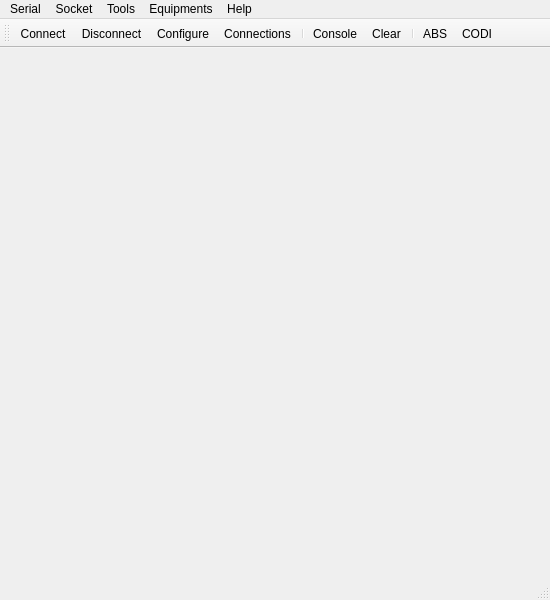
luizpaulorosaabrantes/dtech, file mainwindow.ui: the form before one commit.
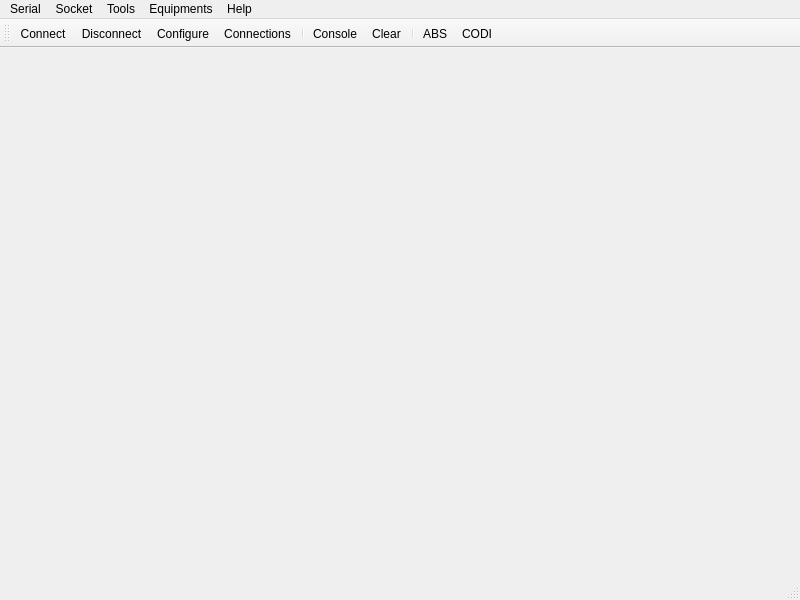
The form after the commit. Icons and pictures are not drawn.

The edit to the form file:
```diff
--- a/mainwindow.ui
+++ b/mainwindow.ui
@@ -6,7 +6,7 @@
    <rect>
     <x>0</x>
     <y>0</y>
-    <width>550</width>
+    <width>800</width>
     <height>600</height>
    </rect>
   </property>
@@ -21,8 +21,8 @@
     <rect>
      <x>0</x>
      <y>0</y>
-     <width>550</width>
-     <height>21</height>
+     <width>800</width>
+     <height>19</height>
     </rect>
    </property>
    <widget class="QMenu" name="menuCalls">
```
